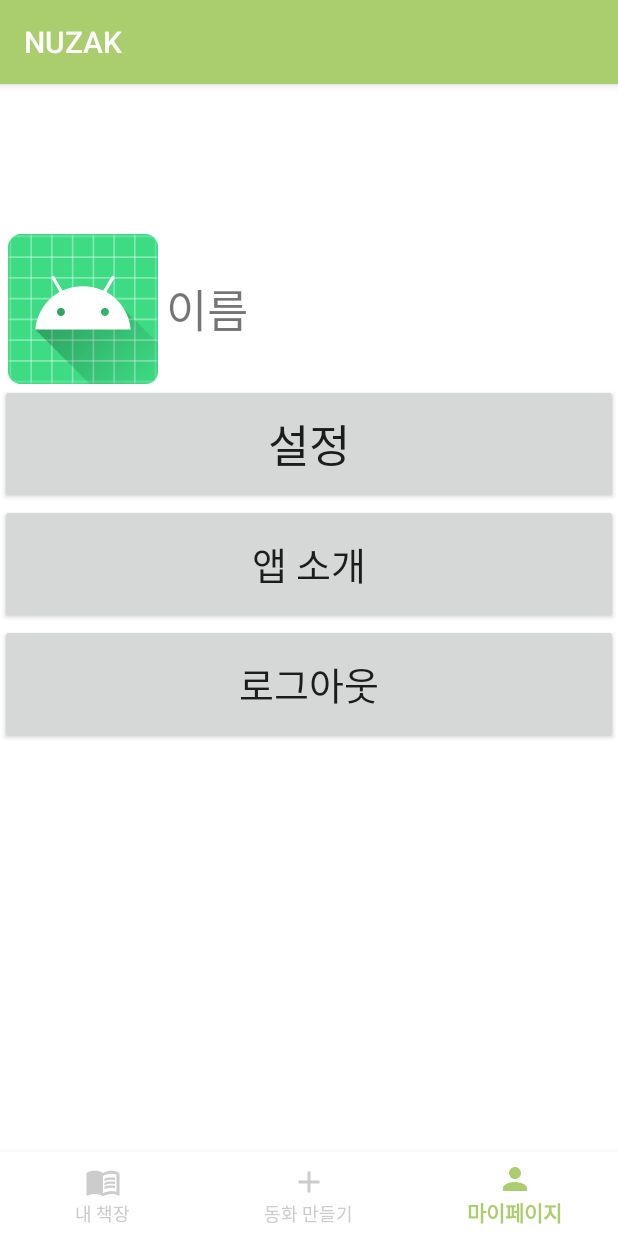
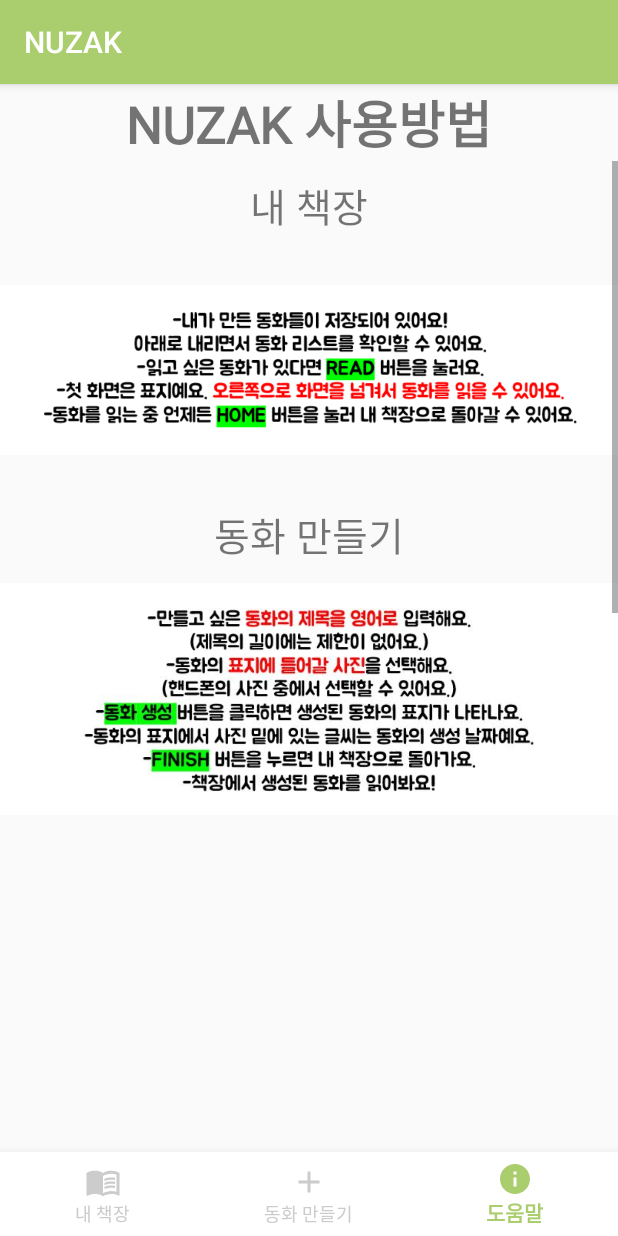
Before and after one commit to sowon0815/NUZAK, an Android app: the screen it shows after launch (MainActivity), item 3 of the bottom bar chosen, on a phone screen of 412 x 824 dp. Run offline under Robolectric (Android 15) with nearby library versions, the phone set to English and light mode, and no system bars; Roboto replaces fonts that are not available here; 1 statement that could not run was skipped.

```diff
--- /dev/null
+++ b/app/src/main/res/drawable/ic_baseline_info_24.xml
@@ -0,0 +1,10 @@
+<vector xmlns:android="http://schemas.android.com/apk/res/android"
+    android:width="24dp"
+    android:height="24dp"
+    android:viewportWidth="24"
+    android:viewportHeight="24"
+    android:tint="?attr/colorControlNormal">
+  <path
+      android:fillColor="@android:color/white"
+      android:pathData="M12,2C6.48,2 2,6.48 2,12s4.48,10 10,10 10,-4.48 10,-10S17.52,2 12,2zM13,17h-2v-6h2v6zM13,9h-2L11,7h2v2z"/>
+</vector>
--- a/app/src/main/res/layout/fragment3.xml
+++ b/app/src/main/res/layout/fragment3.xml
@@ -3,54 +3,83 @@
     xmlns:app="http://schemas.android.com/apk/res-auto"
     android:layout_width="match_parent"
     android:layout_height="match_parent"
-    android:background="#FFFFFF"
-    android:orientation="vertical" >
+    android:orientation="vertical">
 
     <LinearLayout
         android:layout_width="match_parent"
-        android:layout_height="wrap_content"
-        android:layout_marginLeft="5sp"
-        android:layout_marginTop="100dp"
-        android:layout_marginRight="5sp"
-        android:orientation="horizontal">
-
-        <ImageView
-            android:id="@+id/imageView"
-            android:layout_width="100dp"
-            android:layout_height="100dp"
-            android:scaleType="fitXY"
-            app:srcCompat="@mipmap/ic_launcher" />
+        android:layout_height="500dp"
+        android:orientation="vertical">
 
         <TextView
-            android:id="@+id/textView6"
+            android:id="@+id/textView9"
             android:layout_width="match_parent"
             android:layout_height="wrap_content"
-            android:layout_gravity="center"
-            android:layout_marginLeft="5dp"
-            android:layout_marginRight="5dp"
-            android:text="이름"
-            android:textSize="30sp" />
+            android:background="#00000000"
+            android:fontFamily="@font/bmjua"
+            android:text="NUZAK 사용방법"
+            android:textAlignment="center"
+            android:textSize="34sp"
+            android:textStyle="bold" />
+
+        <ScrollView
+            android:layout_width="match_parent"
+            android:layout_height="450dp"
+            android:layout_weight="1">
+
+            <LinearLayout
+                android:layout_width="match_parent"
+                android:layout_height="match_parent"
+                android:orientation="vertical">
+
+                <TextView
+                    android:id="@+id/textView6"
+                    android:layout_width="match_parent"
+                    android:layout_height="wrap_content"
+                    android:layout_marginTop="10dp"
+                    android:fontFamily="@font/bmjua"
+                    android:text="내 책장"
+                    android:textAlignment="center"
+                    android:textSize="26sp" />
+
+                <ImageView
+                    android:id="@+id/imageView2"
+                    android:layout_width="match_parent"
+                    android:layout_height="180dp"
+                    app:srcCompat="@drawable/exp_1" />
+
+                <TextView
+                    android:id="@+id/textView11"
+                    android:layout_width="match_parent"
+                    android:layout_height="wrap_content"
+                    android:fontFamily="@font/bmjua"
+                    android:text="동화 만들기"
+                    android:textAlignment="center"
+                    android:textSize="26sp" />
+
+                <ImageView
+                    android:id="@+id/imageView3"
+                    android:layout_width="match_parent"
+                    android:layout_height="180dp"
+                    app:srcCompat="@drawable/exp_2" />
+
+                <TextView
+                    android:id="@+id/textView13"
+                    android:layout_width="match_parent"
+                    android:layout_height="wrap_content"
+                    android:layout_weight="1"
+                    android:fontFamily="@font/bmjua"
+                    android:text="동화"
+                    android:textAlignment="center"
+                    android:textSize="26sp" />
+
+                <ImageView
+                    android:id="@+id/imageView4"
+                    android:layout_width="match_parent"
+                    android:layout_height="180dp"
+                    app:srcCompat="@drawable/exp_3" />
+            </LinearLayout>
+        </ScrollView>
+
     </LinearLayout>
 
-    <Button
-        android:id="@+id/button"
-        android:layout_width="match_parent"
-        android:layout_height="80dp"
-        android:text="설정"
-        android:textSize="30sp" />
-
-    <Button
-        android:id="@+id/button2"
-        android:layout_width="match_parent"
-        android:layout_height="80dp"
-        android:text="앱 소개"
-        android:textSize="25sp" />
-
-    <Button
-        android:id="@+id/button3"
-        android:layout_width="match_parent"
-        android:layout_height="80dp"
-        android:text="로그아웃"
-        android:textSize="25sp" />
-
 </LinearLayout>
--- a/app/src/main/res/menu/menu_bottom.xml
+++ b/app/src/main/res/menu/menu_bottom.xml
@@ -18,7 +18,7 @@
         android:id="@+id/tab3"
         app:showAsAction="ifRoom"
         android:enabled="true"
-        android:icon="@drawable/ic_baseline_person_24"
-        android:title="마이페이지"/>
+        android:icon="@drawable/ic_baseline_info_24"
+        android:title="도움말"/>
 
 </menu>
--- a/app/src/main/res/values/strings.xml
+++ b/app/src/main/res/values/strings.xml
@@ -1,3 +1,25 @@
 <resources>
     <string name="app_name">NUZAK</string>
+    <string name="exp_bshelf">
+-내가 만든 동화들이 저장되어 있어요!\n \t아래로 내리면서 동화 리스트를 확인할 수 있어요.\n
+-읽고 싶은 동화가 있다면 READ 버튼을 눌러요.\n
+-첫 화면은 표지에요. 오른쪽으로 화면을 넘겨서 동화를 읽을 수 있어요.\n
+-동화를 읽는 중 언제든 HOME 버튼을 눌러 내 책장으로 돌아갈 수 있어요.
+    </string>
+    <string name="exp_makestory">
+-만들고 싶은 동화의 제목을 영어로 입력해요.\n \t제목의 길이에는 제한이 없어요.\n
+-동화의 표지에 들어갈 사진을 선택해요.\n \t핸드폰의 사진 중에서 선택할 수 있어요.\n
+-동화 생성 버튼을 클릭하면 생성된 동화의 표지가 나타나요.\n
+-동화의 표지에서 사진 밑에 있는 글씨는 동화의 생성 날짜에요.\n
+-FINISH 버튼을 누르면 내 책장으로 돌아가요.\n
+-책장에서 생성된 동화를 읽어봐요!
+    </string>
+    <string name="exp_story">
+-동화는 단계별로 나눠서 선택할 수 있어요.\n
+\t\t하 : 반복되는 문장 구조를 통해 단어를 익혀요.\n
+\t\t중 : 조금 길어진 문장 구조를 따라가며 내용을 이해해봐요.\n
+\t\t상 : 길고 어려운 문장과 단어를 이해하며 실력을 키워봐요.\n
+-각 동화의 끝에는 동화의 몇몇 주요 단어가 나타나요.\n 각 단어의 뜻을 고민해보고 익혀봐요.\n
+-생성된 동화는 입력한 제목과 연관이 있을거에요.\n \t어떠한 연관성이 있을지 다양한 방향으로 상상해봐요.
+    </string>
 </resources>
```
Also changed, not shown: app/src/main/res/drawable-v24/exp_1.jpg (added), app/src/main/res/drawable-v24/exp_2.JPG (added), app/src/main/res/drawable-v24/exp_3.JPG (added), 1 other file.
